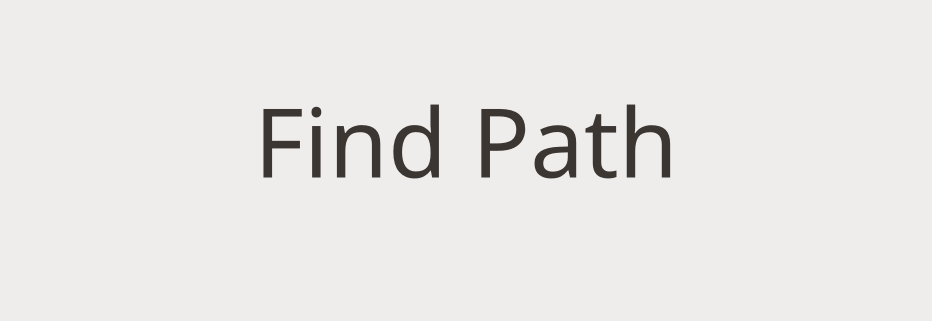
This is find_path.ui in Youssef-ayman55/Shortest_Path as Qt 5 draws it before an edit; both pictures show x 134 to 1066 and y 0 to 321 of the 1200 by 800 pixel window. The edited form follows.
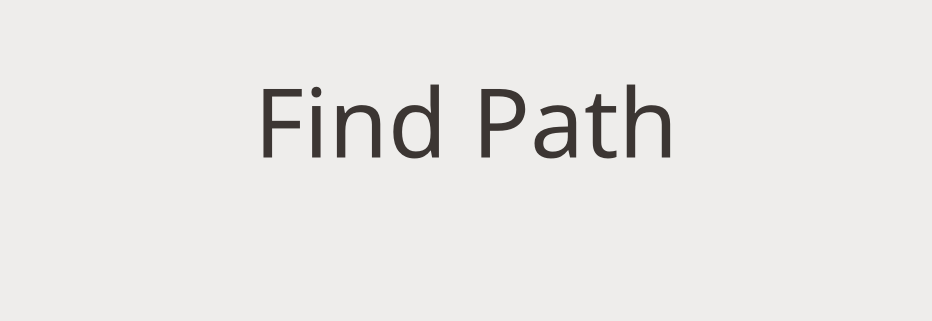
This is the edited form.

```diff
--- a/find_path.ui
+++ b/find_path.ui
@@ -63,7 +63,7 @@
    <property name="geometry">
     <rect>
      <x>214</x>
-     <y>50</y>
+     <y>30</y>
      <width>772</width>
      <height>181</height>
     </rect>
```
